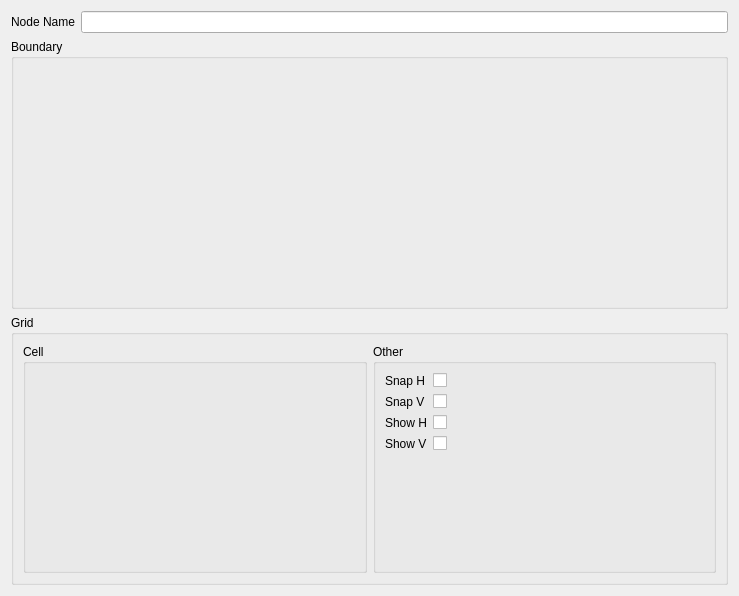
First picture: the form in qt_ui/timeline_props_editor.ui, repository allen-marshall/scriptaseq, before the edit.
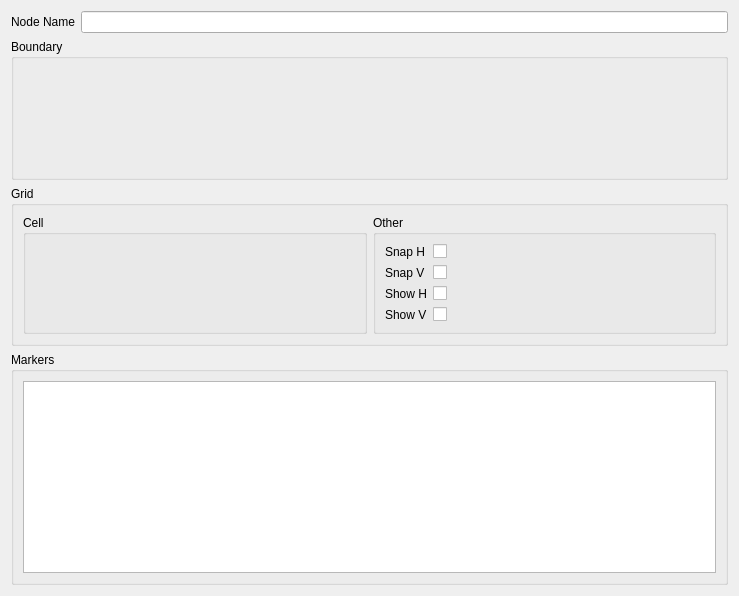
Second picture: the form after the edit.

Commit message: Working on a table showing the current timeline markers in the Timeline Properties window

The edit to the form file:
```diff
--- a/qt_ui/timeline_props_editor.ui
+++ b/qt_ui/timeline_props_editor.ui
@@ -141,6 +141,49 @@
      </layout>
     </widget>
    </item>
+   <item>
+    <widget class="QGroupBox" name="markersGroupBox">
+     <property name="sizePolicy">
+      <sizepolicy hsizetype="Expanding" vsizetype="Expanding">
+       <horstretch>0</horstretch>
+       <verstretch>0</verstretch>
+      </sizepolicy>
+     </property>
+     <property name="title">
+      <string>Markers</string>
+     </property>
+     <layout class="QHBoxLayout" name="horizontalLayout_5">
+      <item>
+       <widget class="QTableView" name="markersTable">
+        <property name="enabled">
+         <bool>true</bool>
+        </property>
+        <property name="dragDropOverwriteMode">
+         <bool>true</bool>
+        </property>
+        <property name="textElideMode">
+         <enum>Qt::ElideRight</enum>
+        </property>
+        <property name="sortingEnabled">
+         <bool>false</bool>
+        </property>
+        <property name="wordWrap">
+         <bool>true</bool>
+        </property>
+        <attribute name="horizontalHeaderStretchLastSection">
+         <bool>true</bool>
+        </attribute>
+        <attribute name="verticalHeaderVisible">
+         <bool>false</bool>
+        </attribute>
+        <attribute name="verticalHeaderHighlightSections">
+         <bool>false</bool>
+        </attribute>
+       </widget>
+      </item>
+     </layout>
+    </widget>
+   </item>
   </layout>
  </widget>
  <resources/>
```
The commit also changes 3 other files.
